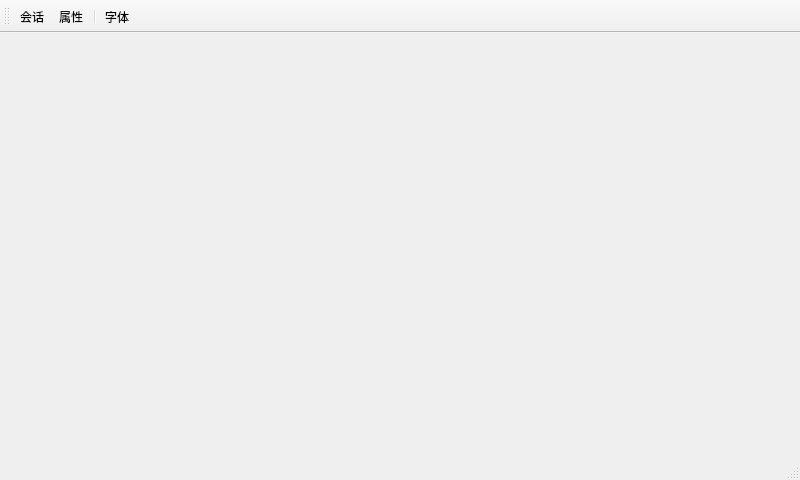
Qt form WitShell/witconsole.ui (zzs0829/WitShell) before a commit.
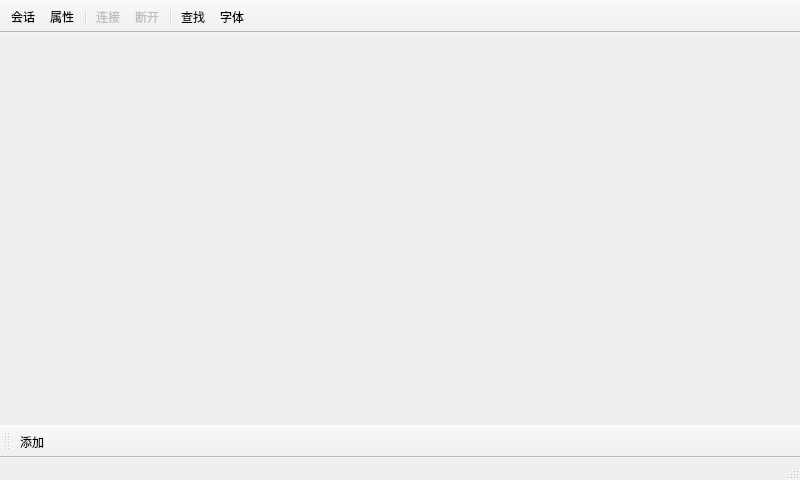
The same form after that commit. Icons and pictures are not drawn.

Commit message: 主界面添加功能：连接和断开

The edit to the form file:
```diff
--- a/WitShell/witconsole.ui
+++ b/WitShell/witconsole.ui
@@ -50,6 +50,12 @@
    </property>
   </widget>
   <widget class="QToolBar" name="mainToolBar">
+   <property name="windowTitle">
+    <string>标准工具栏</string>
+   </property>
+   <property name="movable">
+    <bool>false</bool>
+   </property>
    <property name="toolButtonStyle">
     <enum>Qt::ToolButtonTextBesideIcon</enum>
    </property>
@@ -62,9 +68,31 @@
    <addaction name="act_session"/>
    <addaction name="act_attribute"/>
    <addaction name="separator"/>
+   <addaction name="act_connect"/>
+   <addaction name="act_disconnect"/>
+   <addaction name="separator"/>
+   <addaction name="act_find"/>
    <addaction name="act_font"/>
   </widget>
   <widget class="QStatusBar" name="statusBar"/>
+  <widget class="QToolBar" name="toolBar">
+   <property name="contextMenuPolicy">
+    <enum>Qt::ActionsContextMenu</enum>
+   </property>
+   <property name="windowTitle">
+    <string>工具集</string>
+   </property>
+   <property name="allowedAreas">
+    <set>Qt::BottomToolBarArea|Qt::LeftToolBarArea|Qt::RightToolBarArea</set>
+   </property>
+   <attribute name="toolBarArea">
+    <enum>BottomToolBarArea</enum>
+   </attribute>
+   <attribute name="toolBarBreak">
+    <bool>false</bool>
+   </attribute>
+   <addaction name="action"/>
+  </widget>
   <action name="act_attribute">
    <property name="icon">
     <iconset resource="res.qrc">
@@ -98,6 +126,44 @@
     <string>字体</string>
    </property>
   </action>
+  <action name="action">
+   <property name="text">
+    <string>添加</string>
+   </property>
+  </action>
+  <action name="act_connect">
+   <property name="enabled">
+    <bool>false</bool>
+   </property>
+   <property name="icon">
+    <iconset resource="res.qrc">
+     <normaloff>:/res/console/icon_connect.ico</normaloff>:/res/console/icon_connect.ico</iconset>
+   </property>
+   <property name="text">
+    <string>连接</string>
+   </property>
+  </action>
+  <action name="act_disconnect">
+   <property name="enabled">
+    <bool>false</bool>
+   </property>
+   <property name="icon">
+    <iconset resource="res.qrc">
+     <normaloff>:/res/console/icon_disconnect.ico</normaloff>:/res/console/icon_disconnect.ico</iconset>
+   </property>
+   <property name="text">
+    <string>断开</string>
+   </property>
+  </action>
+  <action name="act_find">
+   <property name="icon">
+    <iconset resource="res.qrc">
+     <normaloff>:/res/console/icon_search.ico</normaloff>:/res/console/icon_search.ico</iconset>
+   </property>
+   <property name="text">
+    <string>查找</string>
+   </property>
+  </action>
  </widget>
  <layoutdefault spacing="6" margin="11"/>
  <resources>
```
The commit also changes 8 other files.
